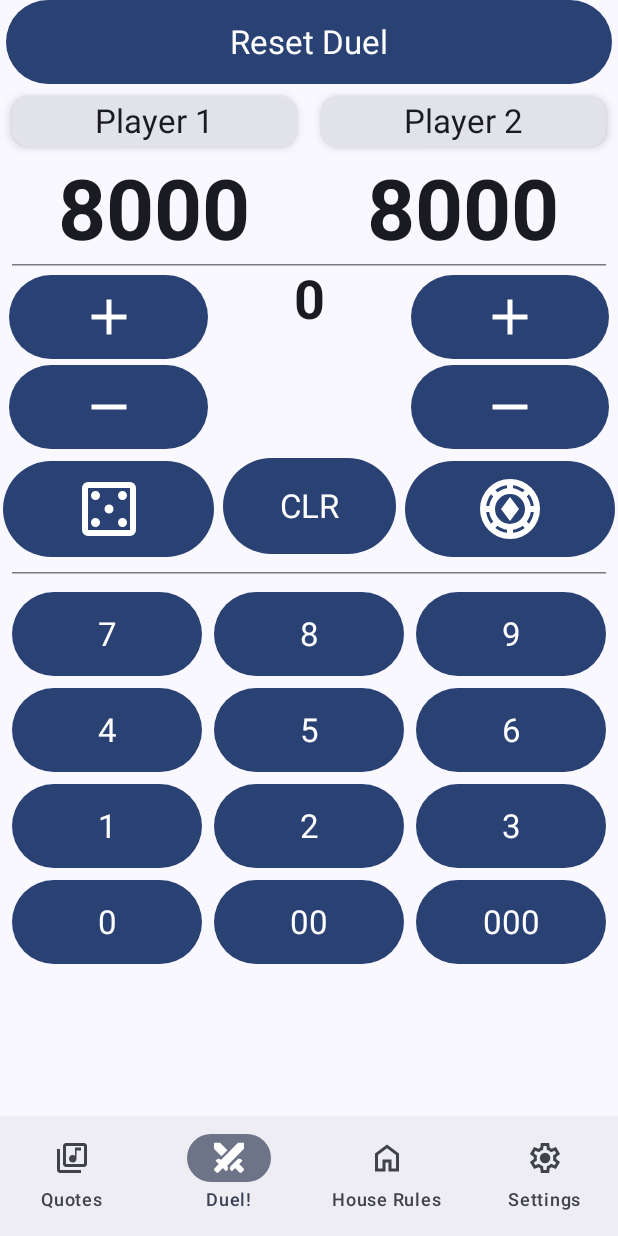
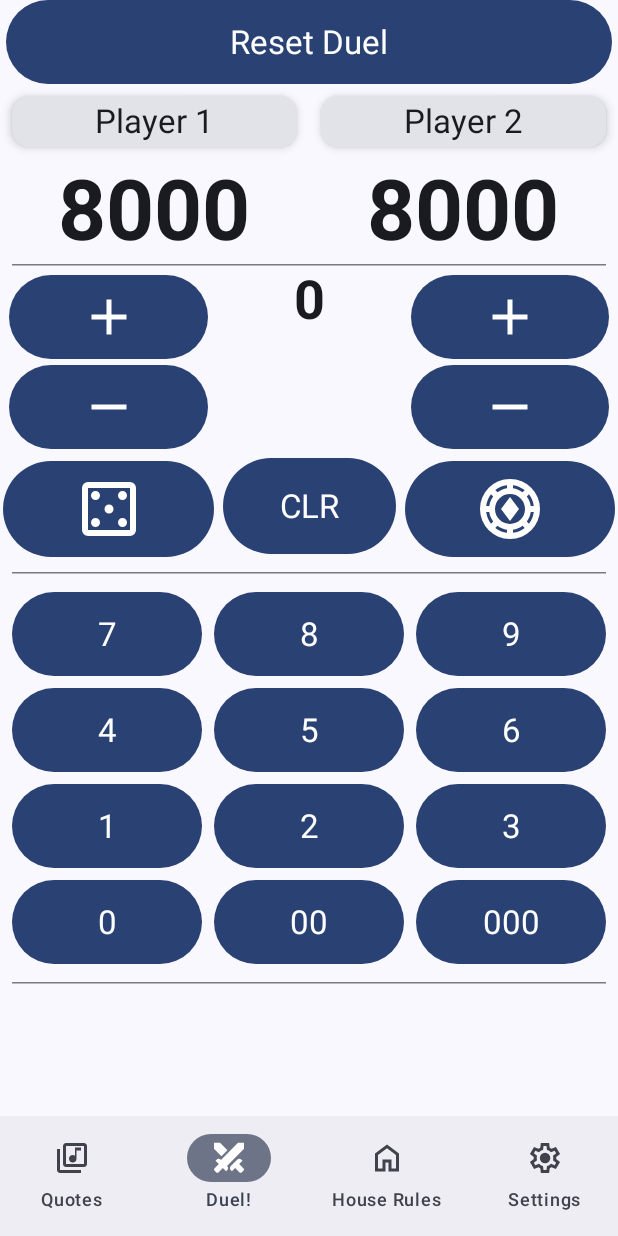
Before and after one commit to tyler-hietanen/ygotas-companion, an Android app built with Jetpack Compose: the screen it shows after launch (MainActivity), on a phone screen of 412 x 824 dp. Run offline under Robolectric (Android 15) with nearby library versions, the phone set to English and light mode, and no system bars.

Commit message:
Minor adjustment.

```diff
--- a/app/src/main/java/com/tyler_hietanen/ygotascompanion/ui/screens/DuelScreen.kt
+++ b/app/src/main/java/com/tyler_hietanen/ygotascompanion/ui/screens/DuelScreen.kt
@@ -162,6 +162,7 @@ object DuelScreen
                         duelViewModel.simulateCoinFlip()
                     })
             }
+
             HorizontalDivider(modifier = Modifier.padding(8.dp))
 
             // Number button(s)
@@ -288,6 +289,8 @@ object DuelScreen
                     }
                 )
             }
+
+            HorizontalDivider(modifier = Modifier.padding(8.dp))
         }
     }
 
@@ -401,8 +404,8 @@ object DuelScreen
     {
         Card(
             modifier = Modifier
-                .clickable { /*TODO*/ }
-                .padding(8.dp),
+                .padding(8.dp)
+                .clickable { /*TODO*/ },
             elevation = CardDefaults.cardElevation(defaultElevation = 4.dp),
             shape = MaterialTheme.shapes.medium
         ) {
```
